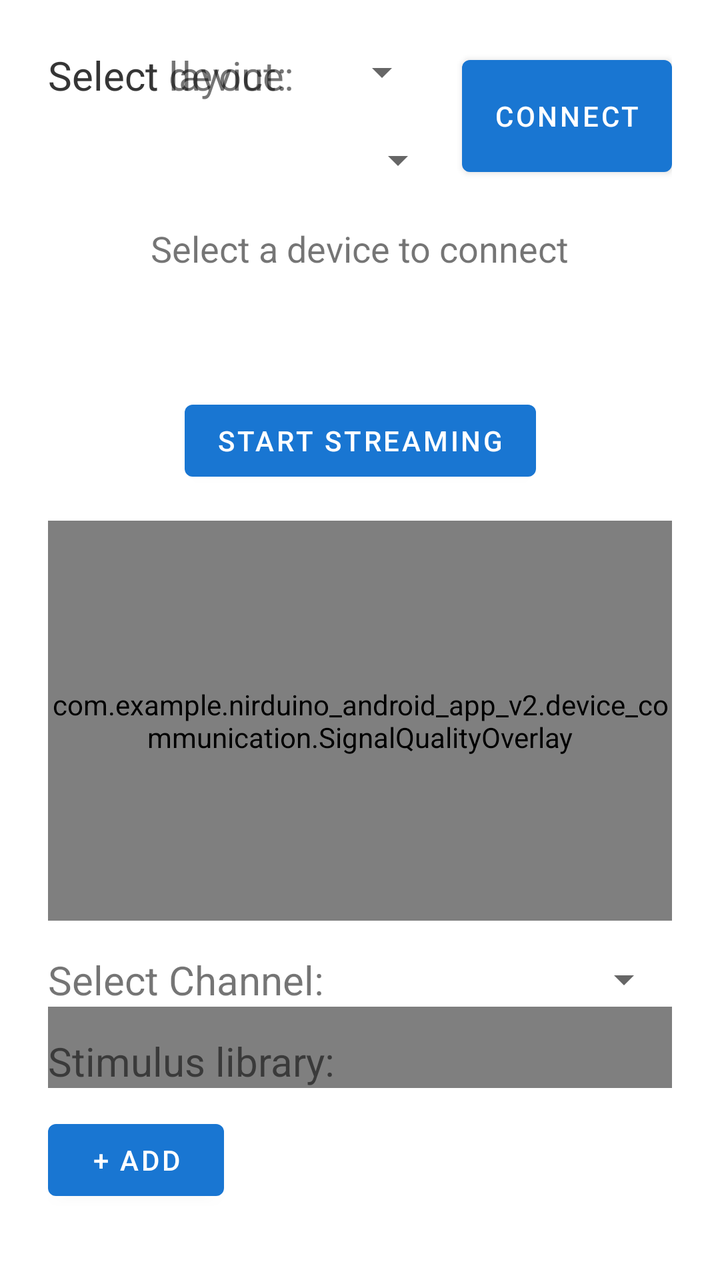
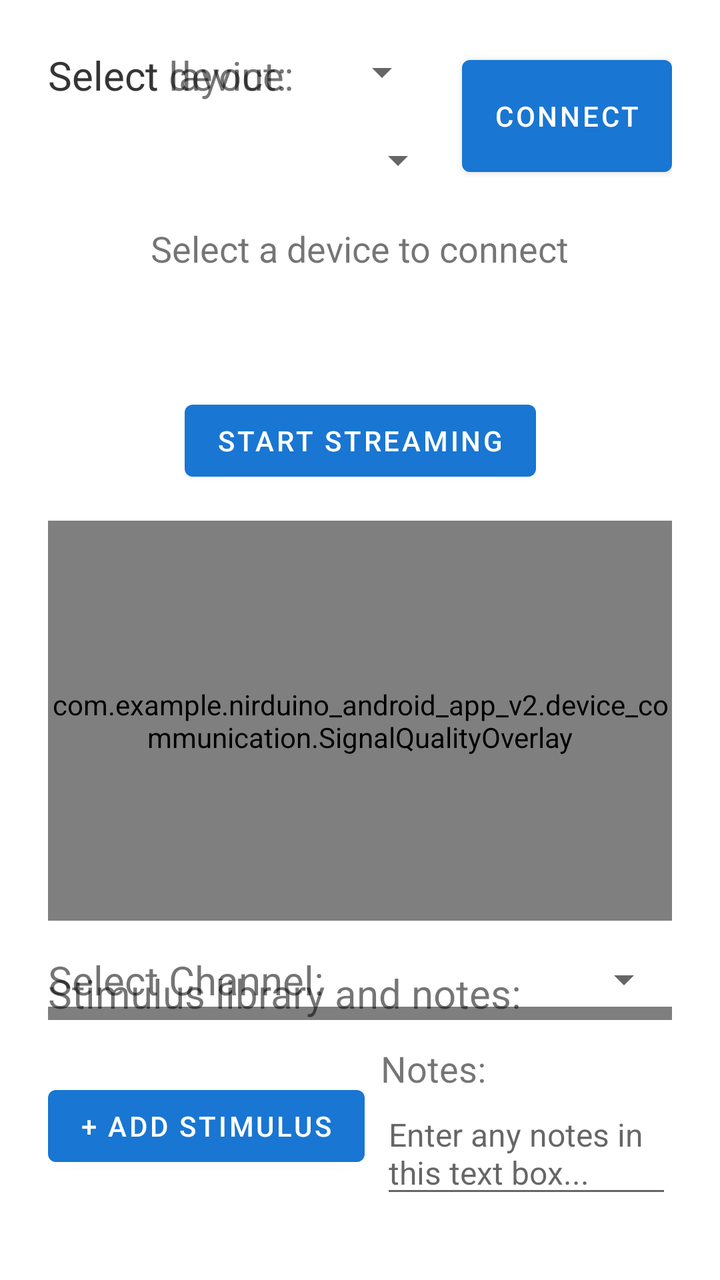

The first picture is an Android layout as it rendered before a commit; the second is the same layout after the commit. The layout source and the unified diff follow.
<!-- AndroidManifest.xml: application theme Theme.NIRDuino_Android_App_v2 -->
<!-- res/layout/activity_stream_fnirs_data.xml -->
<?xml version="1.0" encoding="utf-8"?>
<androidx.constraintlayout.widget.ConstraintLayout
    xmlns:android="http://schemas.android.com/apk/res/android"
    xmlns:app="http://schemas.android.com/apk/res-auto"
    android:id="@+id/layout_root"
    android:layout_width="match_parent"
    android:layout_height="match_parent"
    android:padding="24dp">

    
    <androidx.constraintlayout.widget.ConstraintLayout
        android:id="@+id/group_device_layout"
        android:layout_width="0dp"
        android:layout_height="wrap_content"
        app:layout_constraintTop_toTopOf="parent"
        app:layout_constraintStart_toStartOf="parent"
        app:layout_constraintEnd_toStartOf="@id/btn_connect"
        android:layout_marginEnd="8dp">

        
        <TextView
            android:id="@+id/label_select_device"
            android:layout_width="wrap_content"
            android:layout_height="wrap_content"
            android:text="Select device:"
            android:textSize="@dimen/font_size_header2"
            app:layout_constraintTop_toTopOf="parent"
            app:layout_constraintStart_toStartOf="parent"
            app:layout_constraintBaseline_toBaselineOf="@id/spinner_aliases"
            android:layout_marginEnd="8dp"/>

        <Spinner
            android:id="@+id/spinner_aliases"
            android:layout_width="0dp"
            android:layout_height="wrap_content"
            android:spinnerMode="dropdown"
            app:layout_constraintStart_toEndOf="@id/label_select_device"
            app:layout_constraintEnd_toEndOf="parent"
            app:layout_constraintTop_toTopOf="@id/label_select_device"
            android:layout_marginEnd="8dp"/>

        
        <TextView
            android:id="@+id/label_select_layout"
            android:layout_width="wrap_content"
            android:layout_height="wrap_content"
            android:text="Select layout:"
            android:textSize="@dimen/font_size_header2"
            app:layout_constraintTop_toBottomOf="@id/spinner_aliases"
            app:layout_constraintStart_toStartOf="parent"
            app:layout_constraintBaseline_toBaselineOf="@id/spinner_layouts"
            android:layout_marginTop="@dimen/font_size_header2"
            android:layout_marginEnd="8dp"/>

        <Spinner
            android:id="@+id/spinner_layouts"
            android:layout_width="0dp"
            android:layout_height="wrap_content"
            android:spinnerMode="dropdown"
            app:layout_constraintTop_toBottomOf="@id/spinner_aliases"
            app:layout_constraintStart_toEndOf="@id/label_select_layout"
            app:layout_constraintEnd_toEndOf="parent"
            android:layout_marginTop="@dimen/font_size_header2"/>

    </androidx.constraintlayout.widget.ConstraintLayout>

    
    <Button
        android:id="@+id/btn_connect"
        android:layout_width="wrap_content"
        android:layout_height="0dp"
        android:text="Connect"
        app:layout_constraintTop_toTopOf="@id/group_device_layout"
        app:layout_constraintBottom_toBottomOf="@id/group_device_layout"
        app:layout_constraintEnd_toEndOf="parent" />

    
    <TextView
        android:id="@+id/text_status"
        android:layout_width="wrap_content"
        android:layout_height="wrap_content"
        android:text="Select a device to connect"
        android:textSize="@dimen/font_size_header3"
        android:layout_marginTop="@dimen/font_size_header2"
        app:layout_constraintTop_toBottomOf="@id/group_device_layout"
        app:layout_constraintStart_toStartOf="parent"
        app:layout_constraintEnd_toEndOf="parent" />

    <LinearLayout
        android:id="@+id/timerBar"
        android:layout_width="match_parent"
        android:layout_height="48dp"
        android:orientation="horizontal"
        app:layout_constraintTop_toBottomOf="@id/text_status"
        app:layout_constraintBottom_toTopOf="@id/btn_stream_toggle"
        android:layout_margin="@dimen/font_size_footnote"
        android:weightSum="3">

        
        <ImageView
            android:id="@+id/image_signal"
            android:layout_width="48dp"
            android:layout_height="48dp"
            android:src="@drawable/signal_level2"
            android:layout_weight="1"
            app:tint="@color/white" />

        
        <TextView
            android:id="@+id/text_timer"
            android:layout_width="wrap_content"
            android:layout_height="wrap_content"
            android:text=""
            app:layout_constraintTop_toBottomOf="@id/group_device_layout"
            android:textSize="@dimen/font_size_header2"
            android:textStyle="italic|bold"
            android:textAlignment="center"
            android:layout_weight="1"/>

        <ImageView
            android:id="@+id/image_battery"
            android:layout_width="48dp"
            android:layout_height="48dp"
            android:src="@drawable/battery_level5"
            android:layout_weight="1"
            app:tint="@color/white" />

    </LinearLayout>

    <Button
        android:id="@+id/btn_stream_toggle"
        android:layout_width="wrap_content"
        android:layout_height="wrap_content"
        android:text="Start Streaming"
        app:layout_constraintTop_toBottomOf="@id/timerBar"
        app:layout_constraintStart_toStartOf="parent"
        app:layout_constraintEnd_toEndOf="parent" />

    <com.example.nirduino_android_app_v2.device_communication.SignalQualityOverlay
        android:id="@+id/sqi_overlay"
        android:layout_width="match_parent"
        android:layout_height="200dp"
        android:layout_marginTop="16dp"
        android:background="#220000FF"
        app:layout_constraintTop_toBottomOf="@id/btn_stream_toggle"
 />

    
    <LinearLayout
        android:id="@+id/channel_spinner_row"
        android:layout_width="match_parent"
        android:layout_height="wrap_content"
        android:orientation="horizontal"
        android:gravity="center_vertical"
        android:layout_marginBottom="8dp"
        android:layout_marginTop="16dp"
        app:layout_constraintTop_toBottomOf="@id/sqi_overlay">

        <TextView
            android:id="@+id/label_select_channel"
            android:layout_width="wrap_content"
            android:layout_height="wrap_content"
            android:text="Select Channel:"
            android:textSize="@dimen/font_size_header2"
            android:layout_marginEnd="8dp" />

        <Spinner
            android:id="@+id/spinner_channels"
            android:layout_width="0dp"
            android:layout_height="wrap_content"
            android:layout_weight="1"
            android:spinnerMode="dropdown" />

    </LinearLayout>

    
    <com.example.nirduino_android_app_v2.device_communication.ChannelPlotView
        android:id="@+id/channel_plot_view"
        android:layout_width="match_parent"
        android:layout_height="300dp"
        android:background="@color/white"
        app:layout_constraintTop_toBottomOf="@id/channel_spinner_row"
        app:layout_constraintStart_toStartOf="parent"
        app:layout_constraintEnd_toEndOf="parent"/>

    <TextView
        android:layout_width="match_parent"
        android:layout_height="wrap_content"
        android:text="Stimulus library:"
        app:layout_constraintBottom_toTopOf="@id/stimulus_bar"
        android:textSize="@dimen/font_size_header2"/>

    <LinearLayout
        android:id="@+id/stimulus_bar"
        android:layout_width="0dp"
        android:layout_height="wrap_content"
        android:orientation="horizontal"
        android:gravity="center_vertical"
        android:paddingTop="12dp"
        android:paddingBottom="12dp"
        android:layout_marginTop="24dp"
        app:layout_constraintBottom_toBottomOf="parent"
        app:layout_constraintStart_toStartOf="parent"
        app:layout_constraintEnd_toEndOf="parent"
        android:background="@color/white"
        android:baselineAligned="false"
        android:scrollbars="horizontal">

        

        <Button
            android:id="@+id/btn_add_stimulus"
            android:layout_width="wrap_content"
            android:layout_height="wrap_content"
            android:text="+ Add"
            android:textSize="14sp"
            android:layout_marginEnd="8dp" />

    </LinearLayout>

</androidx.constraintlayout.widget.ConstraintLayout>
<!-- resources referenced by this layout -->
<resources>
  <color name="white">#FFFFFFFF</color>
  <dimen name="font_size_footnote">12sp</dimen>
  <dimen name="font_size_header2">20sp</dimen>
  <dimen name="font_size_header3">18sp</dimen>
  <!-- drawable battery_level5 (drawable) -->
  <vector xmlns:android="http://schemas.android.com/apk/res/android"
      android:width="24dp"
      android:height="24dp"
      android:viewportWidth="960"
      android:viewportHeight="960">
    <path
        android:pathData="M160,720q-50,0 -85,-35t-35,-85v-240q0,-50 35,-85t85,-35h540q50,0 85,35t35,85v240q0,50 -35,85t-85,35L160,720ZM560,640h140q17,0 28.5,-11.5T740,600v-240q0,-17 -11.5,-28.5T700,320L560,320v320ZM860,580v-200h20q17,0 28.5,11.5T920,420v120q0,17 -11.5,28.5T880,580h-20Z"
        android:fillColor="#e3e3e3"/>
  </vector>
  <!-- drawable signal_level2 (drawable) -->
  <vector xmlns:android="http://schemas.android.com/apk/res/android"
      android:width="24dp"
      android:height="24dp"
      android:viewportWidth="960"
      android:viewportHeight="960">
    <path
        android:pathData="m80,880 l800,-800v800L80,880ZM520,800h280v-526L520,554v246Z"
        android:fillColor="#e3e3e3"/>
  </vector>
  <style name="Theme.NIRDuino_Android_App_v2" parent="Theme.MaterialComponents.Light.NoActionBar">
          
          <item name="colorPrimary">#1976D2</item>
          <item name="colorPrimaryVariant">#1976D2</item> 
          <item name="colorOnPrimary">#FFFFFF</item>
          <item name="colorSecondary">#D81B60</item>
          <item name="colorSecondaryVariant">#C2185B</item> 
          <item name="colorOnSecondary">#FFFFFF</item>
      </style>
</resources>

<!-- the commit's change to res/layout/activity_stream_fnirs_data.xml (unified diff, before → after) -->
@@ -186,7 +186,7 @@
     <TextView
         android:layout_width="match_parent"
         android:layout_height="wrap_content"
-        android:text="Stimulus library:"
+        android:text="Stimulus library and notes:"
         app:layout_constraintBottom_toTopOf="@id/stimulus_bar"
         android:textSize="@dimen/font_size_header2"/>
 
@@ -212,10 +212,30 @@
             android:id="@+id/btn_add_stimulus"
             android:layout_width="wrap_content"
             android:layout_height="wrap_content"
-            android:text="+ Add"
+            android:text="+ Add stimulus"
             android:textSize="14sp"
             android:layout_marginEnd="8dp" />
 
+        <LinearLayout
+            android:orientation="vertical"
+            android:layout_width="wrap_content"
+            android:layout_height="wrap_content">
+
+            <TextView
+                android:layout_width="wrap_content"
+                android:layout_height="wrap_content"
+                android:text= "Notes:"
+                android:textSize="@dimen/font_size_header3"/>
+
+            <EditText
+                android:layout_width="wrap_content"
+                android:layout_height="wrap_content"
+                android:hint="Enter any notes in this text box..."
+                android:textSize="@dimen/font_size_paragraph"
+                />
+
+        </LinearLayout>
+
     </LinearLayout>
 
 </androidx.constraintlayout.widget.ConstraintLayout>
<!-- resource entries referenced after the edit -->
@@ -4,6 +4,7 @@
   <dimen name="font_size_footnote">12sp</dimen>
   <dimen name="font_size_header2">20sp</dimen>
   <dimen name="font_size_header3">18sp</dimen>
+  <dimen name="font_size_paragraph">16sp</dimen>
   <!-- drawable battery_level5 (drawable) -->
   <vector xmlns:android="http://schemas.android.com/apk/res/android"
       android:width="24dp"
